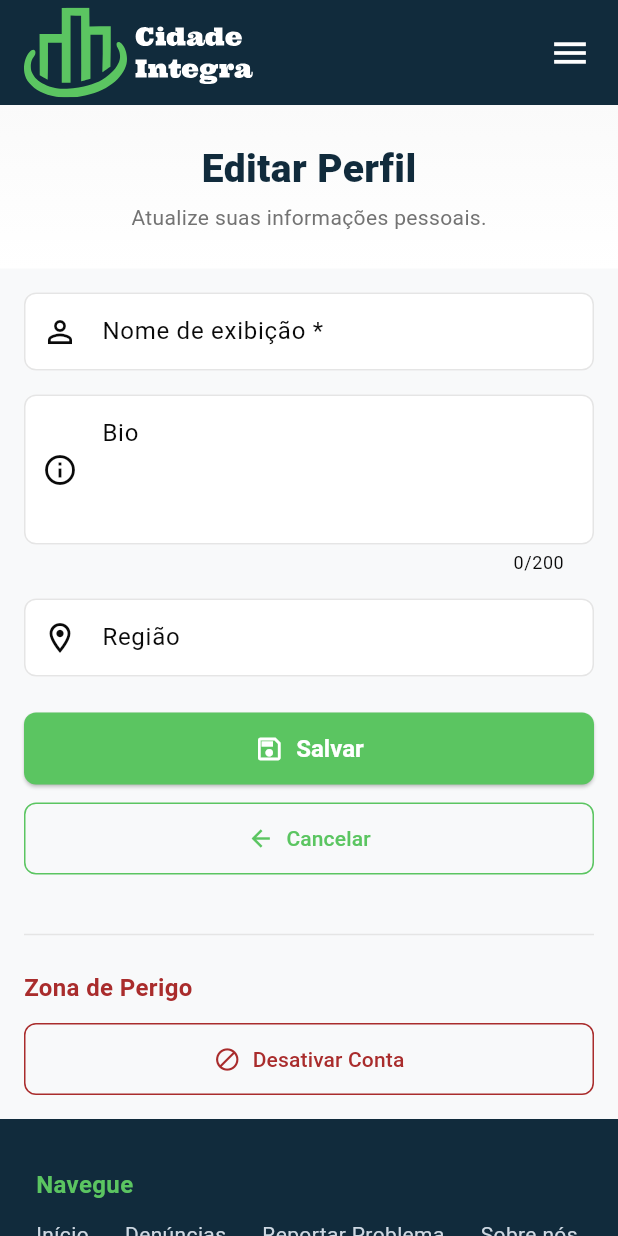
After one commit to cidade-integra/cidade-integra-mobile, a Flutter app: the EditarPerfilScreen screen opened by its route, on a phone screen of 412 x 824 dp. The commit adds this screen. Run offline on Flutter 3.47's test engine with Material 3 defaults, Android fonts, the phone set to English and light mode, and no system bars; our stand-ins replace cloud_firestore, firebase_auth, firebase_core, flutter_map, flutter_svg, go_router and 4 more; accounts and stored records are empty.

Commit message:
feat: implement edit profile screen with deactivation dialog

```diff
--- a/cidade_integra/lib/routes/app_router.dart
+++ b/cidade_integra/lib/routes/app_router.dart
@@ -6,6 +6,7 @@ import '../screens/home_screen.dart';
 import '../screens/denuncias_screen.dart';
 import '../screens/denuncia_detalhes_screen.dart';
 import '../screens/nova_denuncia_screen.dart';
+import '../screens/editar_perfil_screen.dart';
 import '../screens/login_screen.dart';
 import '../screens/register_screen.dart';
 import '../screens/recuperar_senha_screen.dart';
@@ -21,7 +22,7 @@ import '../screens/admin/admin_usuarios_screen.dart';
 final _rootNavigatorKey = GlobalKey<NavigatorState>();
 final _shellNavigatorKey = GlobalKey<NavigatorState>();
 
-const _protectedRoutes = ['/nova-denuncia', '/perfil'];
+const _protectedRoutes = ['/nova-denuncia', '/perfil', '/perfil/editar'];
 const _adminRoutes = ['/admin', '/admin/denuncias', '/admin/usuarios'];
 const _authRoutes = ['/login', '/registro', '/recuperar-senha'];
 
@@ -98,6 +99,10 @@ GoRouter buildRouter(AuthProvider auth) {
             builder: (context, state) => const PerfilScreen(),
           ),
           GoRoute(
+            path: '/perfil/editar',
+            builder: (context, state) => const EditarPerfilScreen(),
+          ),
+          GoRoute(
             path: '/admin',
             builder: (context, state) => const AdminDashboardScreen(),
           ),
--- /dev/null
+++ b/cidade_integra/lib/screens/editar_perfil_screen.dart
@@ -0,0 +1,277 @@
+import 'package:flutter/material.dart';
+import 'package:go_router/go_router.dart';
+import 'package:provider/provider.dart';
+import '../models/app_user.dart';
+import '../providers/auth_provider.dart';
+import '../services/user_service.dart';
+import '../utils/app_theme.dart';
+
+class EditarPerfilScreen extends StatelessWidget {
+  const EditarPerfilScreen({super.key});
+
+  @override
+  Widget build(BuildContext context) {
+    final auth = context.watch<AuthProvider>();
+
+    if (!auth.isLoggedIn) {
+      return const Center(child: Text('Faça login para editar seu perfil.'));
+    }
+
+    return FutureBuilder<AppUser?>(
+      future: UserService().getUserById(auth.user!.uid),
+      builder: (context, snapshot) {
+        if (snapshot.connectionState == ConnectionState.waiting) {
+          return const Center(child: CircularProgressIndicator());
+        }
+        final user = snapshot.data;
+        if (user == null) {
+          return const Center(child: Text('Usuário não encontrado.'));
+        }
+        return _EditForm(user: user);
+      },
+    );
+  }
+}
+
+class _EditForm extends StatefulWidget {
+  final AppUser user;
+  const _EditForm({required this.user});
+
+  @override
+  State<_EditForm> createState() => _EditFormState();
+}
+
+class _EditFormState extends State<_EditForm> {
+  final _formKey = GlobalKey<FormState>();
+  late final TextEditingController _nomeController;
+  late final TextEditingController _bioController;
+  late final TextEditingController _regiaoController;
+  bool _loading = false;
+
+  @override
+  void initState() {
+    super.initState();
+    _nomeController = TextEditingController(text: widget.user.displayName);
+    _bioController = TextEditingController(text: widget.user.bio);
+    _regiaoController = TextEditingController(text: widget.user.region);
+  }
+
+  @override
+  void dispose() {
+    _nomeController.dispose();
+    _bioController.dispose();
+    _regiaoController.dispose();
+    super.dispose();
+  }
+
+  Future<void> _salvar() async {
+    if (!_formKey.currentState!.validate()) return;
+    setState(() => _loading = true);
+
+    try {
+      await UserService().updateProfile(
+        uid: widget.user.uid,
+        displayName: _nomeController.text.trim(),
+        bio: _bioController.text.trim(),
+        region: _regiaoController.text.trim(),
+      );
+
+      if (mounted) {
+        ScaffoldMessenger.of(context).showSnackBar(
+          const SnackBar(content: Text('Perfil atualizado com sucesso!')),
+        );
+        context.go('/perfil');
+      }
+    } catch (_) {
+      if (mounted) {
+        ScaffoldMessenger.of(context).showSnackBar(
+          const SnackBar(content: Text('Erro ao atualizar perfil.')),
+        );
+      }
+    } finally {
+      if (mounted) setState(() => _loading = false);
+    }
+  }
+
+  void _confirmarDesativacao() {
+    showDialog(
+      context: context,
+      builder: (ctx) => AlertDialog(
+        title: const Text('Desativar Conta'),
+        content: const Text(
+          'Tem certeza que deseja desativar sua conta? '
+          'Você poderá reativá-la entrando em contato com o suporte.',
+        ),
+        actions: [
+          TextButton(
+            onPressed: () => Navigator.pop(ctx),
+            child: const Text('Cancelar'),
+          ),
+          ElevatedButton(
+            onPressed: () async {
+              Navigator.pop(ctx);
+              await UserService().deactivateAccount(widget.user.uid);
+              if (mounted) {
+                ScaffoldMessenger.of(context).showSnackBar(
+                  const SnackBar(
+                    content: Text('Conta desativada com sucesso.'),
+                  ),
+                );
+                context.go('/login');
+              }
+            },
+            style: ElevatedButton.styleFrom(
+              backgroundColor: AppColors.vermelho,
+            ),
+            child: const Text('Desativar'),
+          ),
+        ],
+      ),
+    );
+  }
+
+  @override
+  Widget build(BuildContext context) {
+    return Column(
+      children: [
+        Container(
+          width: double.infinity,
+          padding: const EdgeInsets.symmetric(horizontal: 24, vertical: 24),
+          decoration: BoxDecoration(
+            gradient: LinearGradient(
+              begin: Alignment.topCenter,
+              end: Alignment.bottomCenter,
+              colors: [Colors.grey.shade50, Colors.white],
+            ),
+          ),
+          child: Column(
+            children: [
+              Text(
+                'Editar Perfil',
+                style: TextStyle(
+                  fontSize: 26,
+                  fontWeight: FontWeight.w800,
+                  color: AppColors.azul,
+                ),
+              ),
+              const SizedBox(height: 4),
+              Text(
+                'Atualize suas informações pessoais.',
+                style: TextStyle(
+                  fontSize: 14,
+                  color: AppColors.textoSecundario,
+                ),
+              ),
+            ],
+          ),
+        ),
+
+        Padding(
+          padding: const EdgeInsets.all(16),
+          child: Form(
+            key: _formKey,
+            child: Column(
+              crossAxisAlignment: CrossAxisAlignment.stretch,
+              children: [
+                TextFormField(
+                  controller: _nomeController,
+                  textInputAction: TextInputAction.next,
+                  decoration: const InputDecoration(
+                    labelText: 'Nome de exibição *',
+                    prefixIcon: Icon(Icons.person_outline),
+                  ),
+                  validator: (v) {
+                    if (v == null || v.trim().isEmpty) {
+                      return 'O nome não pode ser vazio';
+                    }
+                    return null;
+                  },
+                ),
+                const SizedBox(height: 16),
+
+                TextFormField(
+                  controller: _bioController,
+                  maxLines: 3,
+                  maxLength: 200,
+                  textInputAction: TextInputAction.next,
+                  decoration: const InputDecoration(
+                    labelText: 'Bio',
+                    hintText: 'Conte um pouco sobre você...',
+                    prefixIcon: Icon(Icons.info_outline),
+                    alignLabelWithHint: true,
+                  ),
+                ),
+                const SizedBox(height: 16),
+
+                TextFormField(
+                  controller: _regiaoController,
+                  textInputAction: TextInputAction.done,
+                  decoration: const InputDecoration(
+                    labelText: 'Região',
+                    hintText: 'Ex: São Paulo - SP',
+                    prefixIcon: Icon(Icons.location_on_outlined),
+                  ),
+                ),
+                const SizedBox(height: 24),
+
+                SizedBox(
+                  height: 48,
+                  child: ElevatedButton.icon(
+                    onPressed: _loading ? null : _salvar,
+                    icon: _loading
+                        ? const SizedBox(
+                            height: 20,
+                            width: 20,
+                            child: CircularProgressIndicator(
+                              strokeWidth: 2,
+                              color: Colors.white,
+                            ),
+                          )
+                        : const Icon(Icons.save_outlined, size: 20),
+                    label: Text(_loading ? 'Salvando...' : 'Salvar'),
+                  ),
+                ),
+                const SizedBox(height: 12),
+
+                SizedBox(
+                  height: 48,
+                  child: OutlinedButton.icon(
+                    onPressed: () => context.go('/perfil'),
+                    icon: const Icon(Icons.arrow_back, size: 18),
+                    label: const Text('Cancelar'),
+                  ),
+                ),
+
+                const SizedBox(height: 32),
+                const Divider(),
+                const SizedBox(height: 16),
+
+                Text(
+                  'Zona de Perigo',
+                  style: TextStyle(
+                    fontSize: 16,
+                    fontWeight: FontWeight.w600,
+                    color: AppColors.vermelho,
+                  ),
+                ),
+                const SizedBox(height: 12),
+                SizedBox(
+                  height: 48,
+                  child: OutlinedButton.icon(
+                    onPressed: _confirmarDesativacao,
+                    icon: const Icon(Icons.block, size: 18),
+                    label: const Text('Desativar Conta'),
+                    style: OutlinedButton.styleFrom(
+                      foregroundColor: AppColors.vermelho,
+                      side: const BorderSide(color: AppColors.vermelho),
+                    ),
+                  ),
+                ),
+              ],
+            ),
+          ),
+        ),
+      ],
+    );
+  }
+}
```
